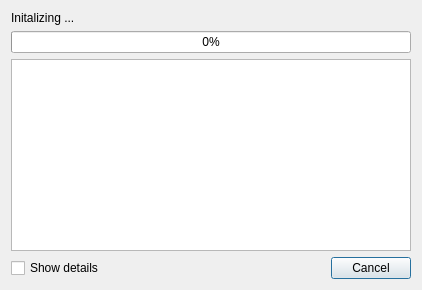
pixellots/unclient, file singleappdialog.ui: the form before one commit.
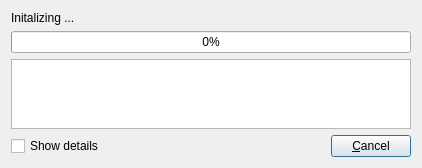
The form after the commit.

Commit message: added config file, changes -update mode little bit, realigned dialogs

Patch:
```diff
--- a/singleappdialog.ui
+++ b/singleappdialog.ui
@@ -7,16 +7,13 @@
     <x>0</x>
     <y>0</y>
     <width>420</width>
-    <height>199</height>
+    <height>168</height>
    </rect>
   </property>
   <property name="windowTitle">
    <string>Dialog</string>
   </property>
-  <layout class="QGridLayout" name="gridLayout">
-   <property name="sizeConstraint">
-    <enum>QLayout::SetFixedSize</enum>
-   </property>
+  <layout class="QGridLayout" name="gridLayout_2">
    <item row="0" column="0">
     <layout class="QVBoxLayout" name="verticalLayout">
      <item>
@@ -54,21 +51,24 @@
     <widget class="QTextEdit" name="textProgress"/>
    </item>
    <item row="2" column="0">
-    <layout class="QHBoxLayout" name="horizontalLayout">
-     <item>
+    <layout class="QGridLayout" name="gridLayout">
+     <item row="0" column="0">
       <widget class="QCheckBox" name="chkDetails">
        <property name="text">
         <string>Show details</string>
        </property>
       </widget>
      </item>
-     <item>
-      <widget class="QDialogButtonBox" name="buttonBox">
-       <property name="orientation">
-        <enum>Qt::Horizontal</enum>
+     <item row="0" column="1">
+      <widget class="QPushButton" name="pushButton">
+       <property name="sizePolicy">
+        <sizepolicy hsizetype="Fixed" vsizetype="Fixed">
+         <horstretch>0</horstretch>
+         <verstretch>0</verstretch>
+        </sizepolicy>
        </property>
-       <property name="standardButtons">
-        <set>QDialogButtonBox::Cancel</set>
+       <property name="text">
+        <string>&amp;Cancel</string>
        </property>
       </widget>
      </item>
```
Left out of the diff: 32 changed lines with no effect on the pictures. The commit also changes 11 other files.
